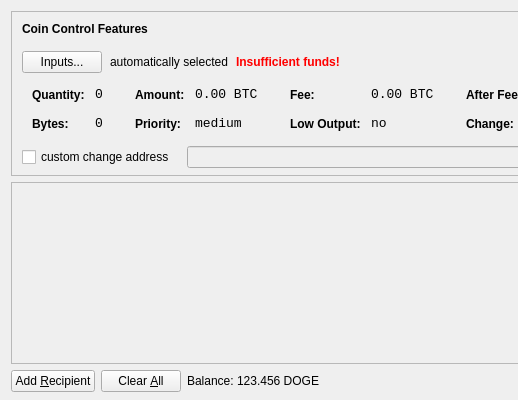
Above: src/qt/forms/sendcoinsdialog.ui from PIXDO/pixcoin before the change; both pictures show x 0 to 518 and y 0 to 400 of the 850 by 400 pixel window. Below: the same form after it.
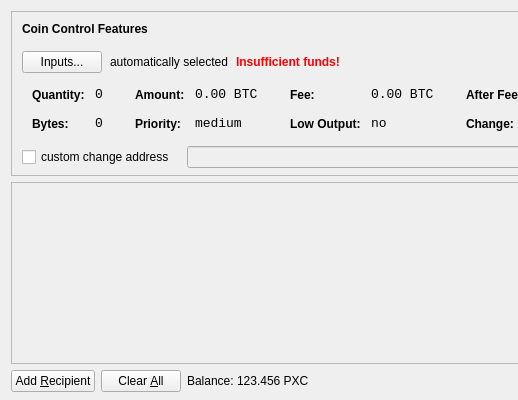
That is the form after the change. Icons and pictures are not drawn.

Commit message: removed DOGE

```diff
--- a/src/qt/forms/sendcoinsdialog.ui
+++ b/src/qt/forms/sendcoinsdialog.ui
@@ -720,7 +720,7 @@
           <cursorShape>IBeamCursor</cursorShape>
          </property>
          <property name="text">
-          <string>123.456 DOGE</string>
+          <string>123.456 PXC</string>
          </property>
          <property name="textInteractionFlags">
           <set>Qt::LinksAccessibleByMouse|Qt::TextSelectableByKeyboard|Qt::TextSelectableByMouse</set>
```
The commit also changes 57 other files.
